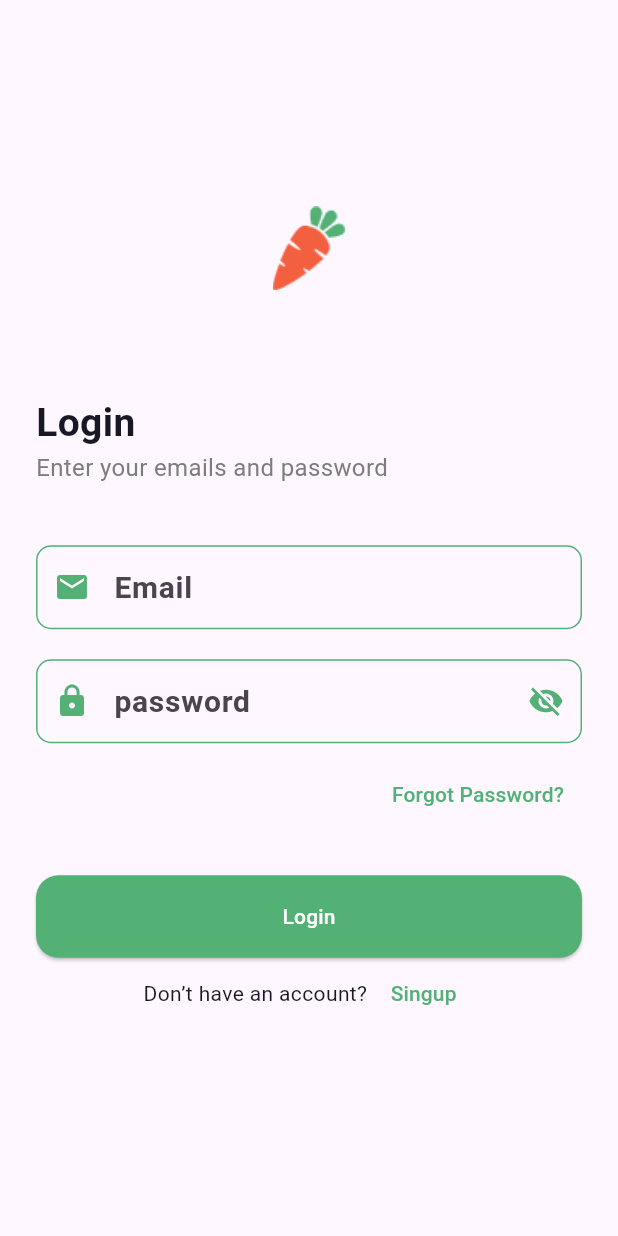
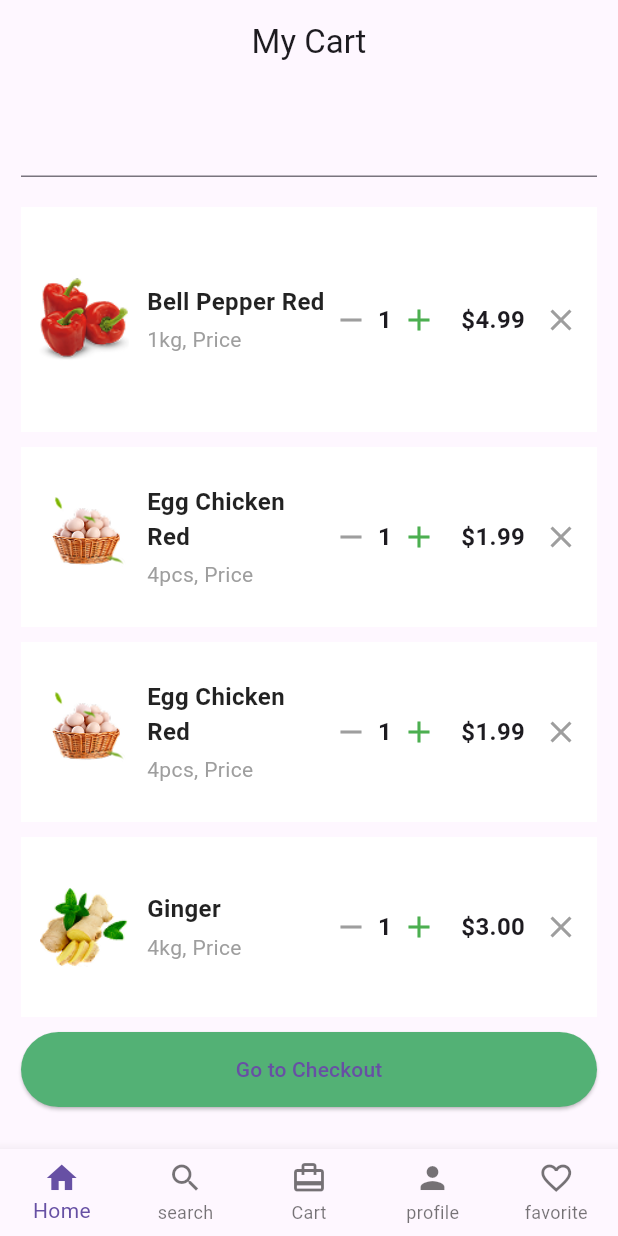
Before and after one commit to mohamedosama01120-art/new_app, a Flutter app: the screen it shows after launch, on a phone screen of 412 x 824 dp. Run offline on Flutter 3.47's test engine with Material 3 defaults, Android fonts, the phone set to English and light mode, and no system bars.

Commit message:
second task

```diff
--- /dev/null
+++ b/lib/features/home/pages/home_screen.dart
@@ -0,0 +1,309 @@
+import 'package:flutter/material.dart';
+import 'package:new_app/core/utils/coloes.dart';
+
+class HomeScreen extends StatelessWidget {
+  const HomeScreen({super.key});
+
+  @override
+  Widget build(BuildContext context) {
+    return Scaffold(
+      appBar: AppBar(title: Center(child: Text('My Cart'))),
+      body: Padding(
+        padding: const EdgeInsets.all(14),
+        child: Column(
+          children: [
+            TextFormField(),
+            SizedBox(height: 20),
+            Column(
+              spacing: 10,
+              children: [
+                Container(
+                  height: 150,
+                  color: appcolors.whitecolor,
+                  padding: const EdgeInsets.all(12),
+                  child: Row(
+                    children: [
+                      Image.asset(
+                        'assets/images/papper.png',
+                        width: 60,
+                        height: 60,
+                      ),
+                      const SizedBox(width: 12),
+                      Expanded(
+                        child: Column(
+                          crossAxisAlignment: CrossAxisAlignment.start,
+                          mainAxisAlignment: MainAxisAlignment.center,
+                          children: const [
+                            Text(
+                              'Bell Pepper Red',
+                              style: TextStyle(
+                                fontSize: 16,
+                                fontWeight: FontWeight.bold,
+                                color: Colors.black87,
+                              ),
+                            ),
+                            SizedBox(height: 4),
+                            Text(
+                              '1kg, Price',
+                              style: TextStyle(
+                                fontSize: 14,
+                                color: Colors.grey,
+                              ),
+                            ),
+                          ],
+                        ),
+                      ),
+                      Row(
+                        children: const [
+                          Icon(Icons.remove, color: Colors.grey),
+                          SizedBox(width: 6),
+                          Text(
+                            '1',
+                            style: TextStyle(
+                              fontSize: 16,
+                              fontWeight: FontWeight.bold,
+                            ),
+                          ),
+                          SizedBox(width: 6),
+                          Icon(Icons.add, color: Colors.green),
+                        ],
+                      ),
+                      const SizedBox(width: 16),
+                      const Text(
+                        '\$4.99',
+                        style: TextStyle(
+                          fontSize: 16,
+                          fontWeight: FontWeight.bold,
+                        ),
+                      ),
+                      const SizedBox(width: 12),
+                      const Icon(Icons.close, color: Colors.grey),
+                    ],
+                  ),
+                ),
+              ],
+            ),
+            SizedBox(height: 10),
+            Column(
+              spacing: 10,
+              children: [
+                Container(
+                  height: 120,
+                  color: appcolors.whitecolor,
+                  padding: const EdgeInsets.all(12),
+                  child: Row(
+                    children: [
+                      Image.asset(
+                        'assets/images/eggs.png',
+                        width: 60,
+                        height: 60,
+                      ),
+                      const SizedBox(width: 12),
+                      Expanded(
+                        child: Column(
+                          crossAxisAlignment: CrossAxisAlignment.start,
+                          mainAxisAlignment: MainAxisAlignment.center,
+                          children: const [
+                            Text(
+                              'Egg Chicken Red',
+                              style: TextStyle(
+                                fontSize: 16,
+                                fontWeight: FontWeight.bold,
+                                color: Colors.black87,
+                              ),
+                            ),
+                            SizedBox(height: 4),
+                            Text(
+                              '4pcs, Price',
+                              style: TextStyle(
+                                fontSize: 14,
+                                color: Colors.grey,
+                              ),
+                            ),
+                          ],
+                        ),
+                      ),
+                      Row(
+                        children: const [
+                          Icon(Icons.remove, color: Colors.grey),
+                          SizedBox(width: 6),
+                          Text(
+                            '1',
+                            style: TextStyle(
+                              fontSize: 16,
+                              fontWeight: FontWeight.bold,
+                            ),
+                          ),
+                          SizedBox(width: 6),
+                          Icon(Icons.add, color: Colors.green),
+                        ],
+                      ),
+                      const SizedBox(width: 16),
+                      const Text(
+                        '\$1.99',
+                        style: TextStyle(
+                          fontSize: 16,
+                          fontWeight: FontWeight.bold,
+                        ),
+                      ),
+                      const SizedBox(width: 12),
+                      const Icon(Icons.close, color: Colors.grey),
+                    ],
+                  ),
+                ),
+              ],
+            ),
+            SizedBox(height: 10),
+            Column(
+              spacing: 10,
+              children: [
+                Container(
+                  height: 120,
+                  color: appcolors.whitecolor,
+                  padding: const EdgeInsets.all(12),
+                  child: Row(
+                    children: [
+                      Image.asset(
+                        'assets/images/eggs.png',
+                        width: 60,
+                        height: 60,
+                      ),
+                      const SizedBox(width: 12),
+                      Expanded(
+                        child: Column(
+                          crossAxisAlignment: CrossAxisAlignment.start,
+                          mainAxisAlignment: MainAxisAlignment.center,
+                          children: const [
+                            Text(
+                              'Egg Chicken Red',
+                              style: TextStyle(
+                                fontSize: 16,
+                                fontWeight: FontWeight.bold,
+                                color: Colors.black87,
+                              ),
+                            ),
+                            SizedBox(height: 4),
+                            Text(
+                              '4pcs, Price',
+                              style: TextStyle(
+                                fontSize: 14,
+                                color: Colors.grey,
+                              ),
+                            ),
+                          ],
+                        ),
+                      ),
+                      Row(
+                        children: const [
+                          Icon(Icons.remove, color: Colors.grey),
+                          SizedBox(width: 6),
+                          Text(
+                            '1',
+                            style: TextStyle(
+                              fontSize: 16,
+                              fontWeight: FontWeight.bold,
+                            ),
+                          ),
+                          SizedBox(width: 6),
+                          Icon(Icons.add, color: Colors.green),
+                        ],
+                      ),
+                      const SizedBox(width: 16),
+                      const Text(
+                        '\$1.99',
+                        style: TextStyle(
+                          fontSize: 16,
+                          fontWeight: FontWeight.bold,
+                        ),
+                      ),
+                      const SizedBox(width: 12),
+                      const Icon(Icons.close, color: Colors.grey),
+                    ],
+                  ),
+                ),
+              ],
+            ),
+            SizedBox(height: 10),
+            Column(
+              spacing: 10,
+              children: [
+                Container(
+                  height: 120,
+                  color: appcolors.whitecolor,
+                  padding: const EdgeInsets.all(12),
+                  child: Row(
+                    children: [
+                      Image.asset(
+                        'assets/images/Ginger.png',
+                        width: 60,
+                        height: 60,
+                      ),
+                      const SizedBox(width: 12),
+                      Expanded(
+                        child: Column(
+                          crossAxisAlignment: CrossAxisAlignment.start,
+                          mainAxisAlignment: MainAxisAlignment.center,
+                          children: const [
+                            Text(
+                              'Ginger',
+                              style: TextStyle(
+                                fontSize: 16,
+                                fontWeight: FontWeight.bold,
+                                color: Colors.black87,
+                              ),
+                            ),
+                            SizedBox(height: 4),
+                            Text(
+                              '4kg, Price',
+                              style: TextStyle(
+                                fontSize: 14,
+                                color: Colors.grey,
+                              ),
+                            ),
+                          ],
+                        ),
+                      ),
+                      Row(
+                        children: const [
+                          Icon(Icons.remove, color: Colors.grey),
+                          SizedBox(width: 6),
+                          Text(
+                            '1',
+                            style: TextStyle(
+                              fontSize: 16,
+                              fontWeight: FontWeight.bold,
+                            ),
+                          ),
+                          SizedBox(width: 6),
+                          Icon(Icons.add, color: Colors.green),
+                        ],
+                      ),
+                      const SizedBox(width: 16),
+                      const Text(
+                        '\$3.00',
+                        style: TextStyle(
+                          fontSize: 16,
+                          fontWeight: FontWeight.bold,
+                        ),
+                      ),
+                      const SizedBox(width: 12),
+                      const Icon(Icons.close, color: Colors.grey),
+                    ],
+                  ),
+                ),
+                ElevatedButton(
+                  style: ElevatedButton.styleFrom(
+                    minimumSize: Size(double.infinity, 50),
+                    backgroundColor: appcolors.primarycolor,
+                  ),
+                  onPressed: () {},
+                  child: Text('Go to Checkout'),
+                ),
+              ],
+            ),
+          ],
+        ),
+      ),
+    );
+  }
+}
--- /dev/null
+++ b/lib/features/main/main_app_screen.dart
@@ -0,0 +1,31 @@
+import 'package:flutter/material.dart';
+import 'package:new_app/features/home/pages/home_screen.dart';
+
+class MainAppScreen extends StatefulWidget {
+  const MainAppScreen({super.key});
+
+  @override
+  State<MainAppScreen> createState() => _MainAppScreenState();
+}
+
+class _MainAppScreenState extends State<MainAppScreen> {
+  @override
+  Widget build(BuildContext context) {
+    return Scaffold(
+      body: HomeScreen(),
+      bottomNavigationBar: BottomNavigationBar(
+        type: BottomNavigationBarType.fixed,
+        items: [
+          BottomNavigationBarItem(icon: Icon(Icons.home), label: 'Home'),
+          BottomNavigationBarItem(icon: Icon(Icons.search), label: 'search'),
+          BottomNavigationBarItem(icon: Icon(Icons.card_travel), label: 'Cart'),
+          BottomNavigationBarItem(icon: Icon(Icons.person), label: 'profile'),
+          BottomNavigationBarItem(
+            icon: Icon(Icons.favorite_border),
+            label: 'favorite',
+          ),
+        ],
+      ),
+    );
+  }
+}
--- a/lib/features/splash_screen.dart
+++ b/lib/features/splash_screen.dart
@@ -3,6 +3,8 @@ import 'package:new_app/core/constants/app_image.dart';
 import 'package:new_app/core/functions/naviagtion.dart';
 import 'package:new_app/core/utils/coloes.dart';
 import 'package:new_app/features/auth/pages/login_screen.dart';
+import 'package:new_app/features/home/pages/home_screen.dart';
+import 'package:new_app/features/main/main_app_screen.dart';
 
 class SplashScreen extends StatefulWidget {
   const SplashScreen({super.key});
@@ -16,7 +18,7 @@ class _SplashScreenState extends State<SplashScreen> {
   void initState() {
     super.initState();
     Future.delayed(Duration(seconds: 3), () {
-      pushWithReplecement(context, const LoginScreen());
+      pushWithReplecement(context, const MainAppScreen());
     });
   }
 
```
Also changed, not shown: assets/images/Ginger.png (added), assets/images/eggs.png (added), assets/images/papper.png (added).
